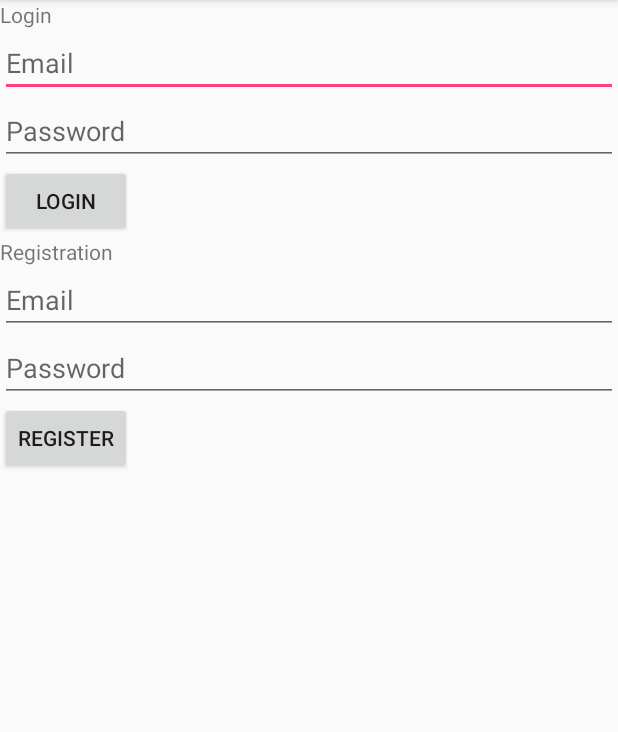
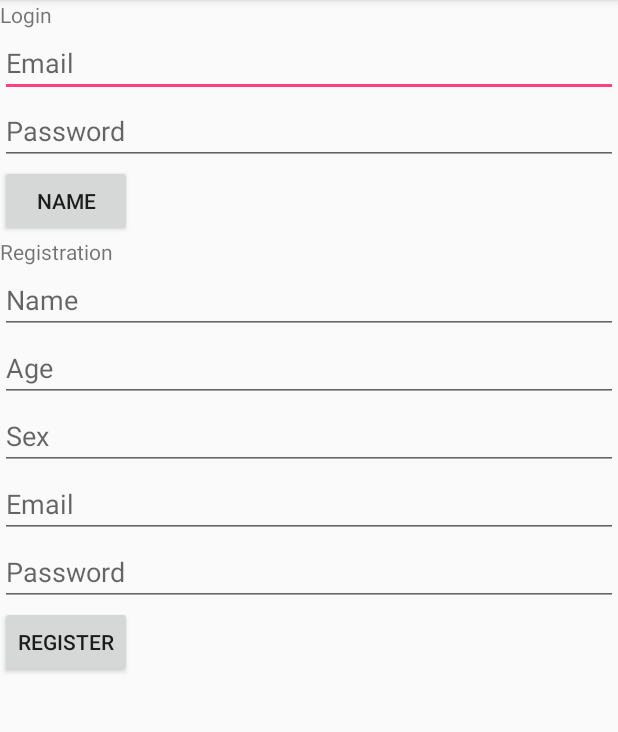
Before and after one commit to BenCarlson01/FirebaseLearning, an Android app: the screen it shows after launch (LoginActivity), after a tap on "REGISTER", on a phone screen of 412 x 824 dp, the part 84-816 px from its top. Run offline under Robolectric (Android 15) with nearby library versions, the phone set to English and light mode, and no system bars; our stand-ins replace Firebase (no records; nobody signed in at launch, a user with empty details on screens opened directly); 2 statements that could not run were skipped.

```diff
--- a/app/src/main/java/com/bemad/bcarlson/firebaselearning/LoginActivity.java
+++ b/app/src/main/java/com/bemad/bcarlson/firebaselearning/LoginActivity.java
@@ -15,12 +15,16 @@ import com.google.firebase.auth.AuthResult;
 import com.google.firebase.auth.FirebaseAuth;
 import com.google.firebase.auth.FirebaseAuthException;
 import com.google.firebase.auth.FirebaseUser;
+import com.google.firebase.database.DatabaseReference;
+import com.google.firebase.database.FirebaseDatabase;
 
 import java.util.Arrays;
+import java.util.HashMap;
 
 public class LoginActivity extends AppCompatActivity {
     private EditText mEmailLogin, mPasswordLogin,
-            mEmailRegistration, mPasswordRegistration;
+            mEmailRegistration, mPasswordRegistration,
+            mNameRegistration, mAgeRegistration, mSexRegistration;
     private Button mButtonLogin, mButtonRegistration;
 
     private FirebaseAuth mAuth;
@@ -35,6 +39,10 @@ public class LoginActivity extends AppCompatActivity {
         mPasswordLogin = findViewById(R.id.passwordLogin);
         mEmailRegistration = findViewById(R.id.emailRegistration);
         mPasswordRegistration = findViewById(R.id.passwordRegistration);
+
+        mNameRegistration = findViewById(R.id.nameRegistration);
+        mAgeRegistration = findViewById(R.id.ageRegistration);
+        mSexRegistration = findViewById(R.id.sexRegistration);
 
         mButtonLogin = findViewById(R.id.buttonLogin);
         mButtonRegistration = findViewById(R.id.buttonRegistration);
@@ -61,7 +69,26 @@ public class LoginActivity extends AppCompatActivity {
                         LoginActivity.this, new OnCompleteListener<AuthResult>() {
                             @Override
                             public void onComplete(@NonNull Task<AuthResult> task) {
-                                if (!task.isSuccessful()) {
+                                if (task.isSuccessful()) {
+                                     String userID = mAuth.getCurrentUser().getUid();
+                                     DatabaseReference currentUserDB =
+                                             FirebaseDatabase
+                                                     .getInstance()
+                                                     .getReference()
+                                                     .child("Users")
+                                                     .child(userID);
+                                     HashMap<String, String> newPost = new HashMap<>();
+
+                                     String name = mNameRegistration.getText().toString();
+                                     String age = mAgeRegistration.getText().toString();
+                                     String sex = mSexRegistration.getText().toString();
+
+                                     newPost.put("name", name);
+                                     newPost.put("age", age);
+                                     newPost.put("sex", sex);
+
+                                     currentUserDB.setValue(newPost);
+                                } else {
                                     FirebaseAuthException e = (FirebaseAuthException )task.getException();
                                     Toast.makeText(LoginActivity.this,
                                             "Registration Failed: " + e.getMessage(), Toast.LENGTH_SHORT).show();
--- a/app/src/main/res/layout/activity_login.xml
+++ b/app/src/main/res/layout/activity_login.xml
@@ -27,7 +27,7 @@
     <Button
         android:layout_width="wrap_content"
         android:layout_height="wrap_content"
-        android:text="Login"
+        android:text="Name"
         android:id="@+id/buttonLogin"/>
 
 
@@ -35,6 +35,24 @@
         android:layout_width="wrap_content"
         android:layout_height="wrap_content"
         android:text="Registration"/>
+
+    <EditText
+        android:layout_width="match_parent"
+        android:layout_height="wrap_content"
+        android:hint="Name"
+        android:id="@+id/nameRegistration"/>
+
+    <EditText
+        android:layout_width="match_parent"
+        android:layout_height="wrap_content"
+        android:hint="Age"
+        android:id="@+id/ageRegistration"/>
+
+    <EditText
+        android:layout_width="match_parent"
+        android:layout_height="wrap_content"
+        android:hint="Sex"
+        android:id="@+id/sexRegistration"/>
 
     <EditText
         android:layout_width="match_parent"
--- a/app/src/main/res/layout/activity_main.xml
+++ b/app/src/main/res/layout/activity_main.xml
@@ -31,4 +31,9 @@
         android:layout_width="wrap_content"
         android:layout_height="wrap_content" />
 
+    <Button
+        android:id="@+id/signOutButton"
+        android:layout_width="wrap_content"
+        android:layout_height="wrap_content"
+        android:text="Sign Out"/>
 </LinearLayout>
```
Also changed, not shown: app/src/main/java/com/bemad/bcarlson/firebaselearning/MainActivity.java (+15 -1 lines).
